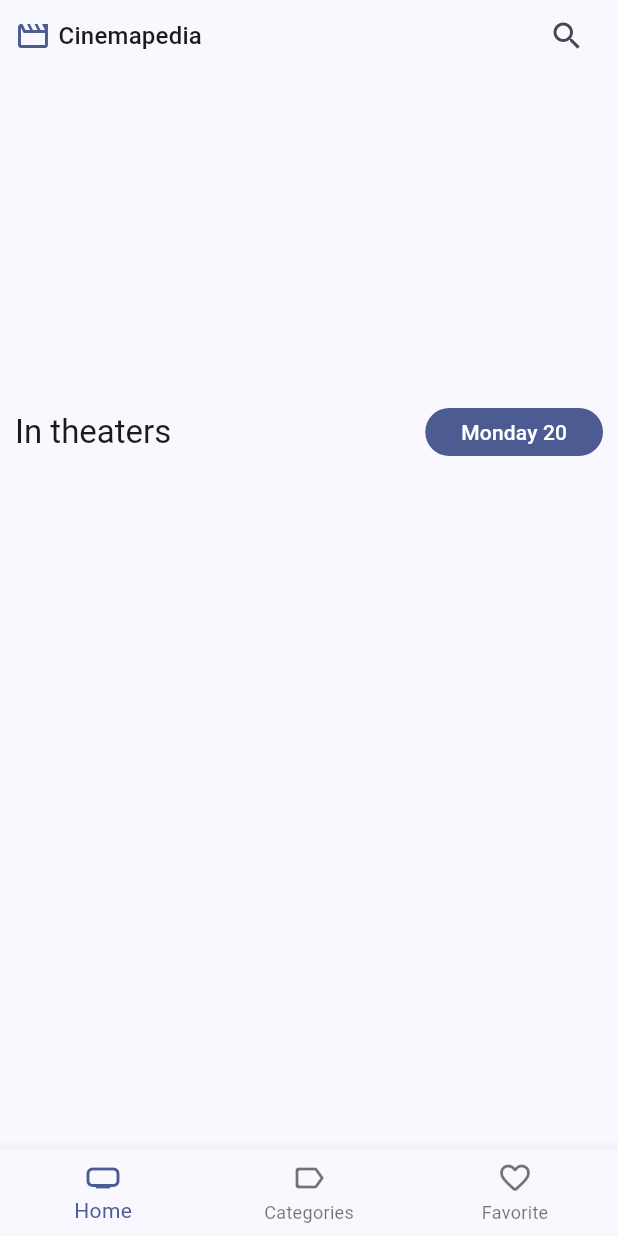
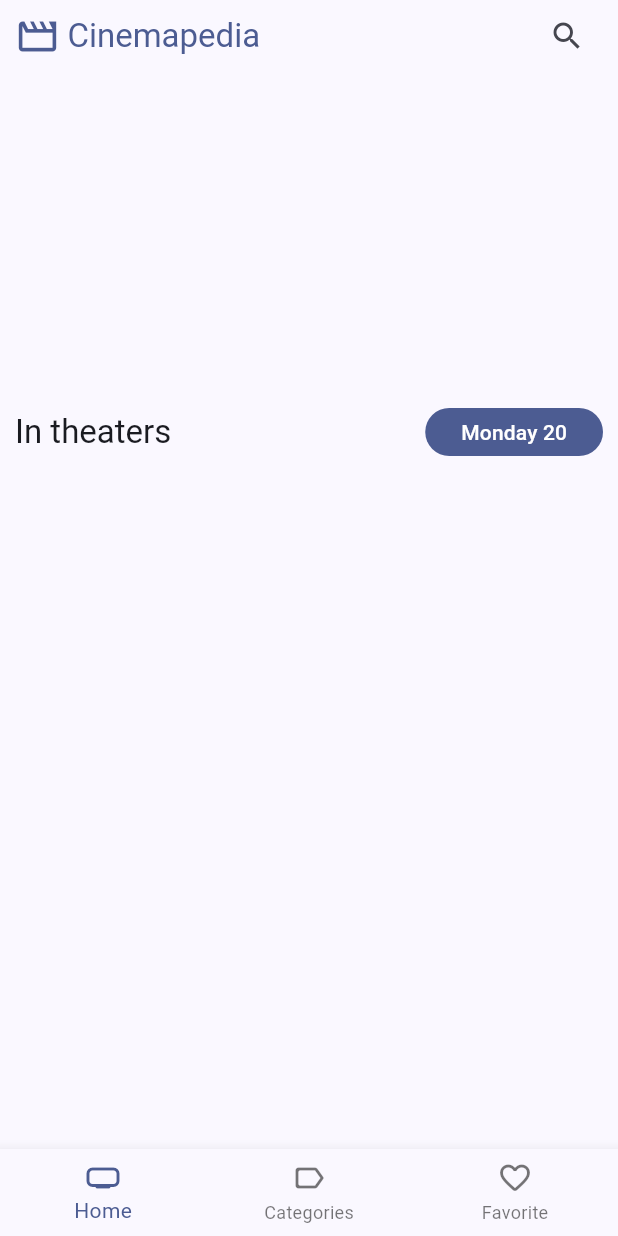
Before and after one commit to lauritaila/cinemapedia, a Flutter app: the screen it shows after launch, on a phone screen of 412 x 824 dp. Run offline on Flutter 3.47's test engine with Material 3 defaults, Android fonts, the light colour scheme and no system bars; drawn by our look-alikes of card_swiper; our stand-ins replace animate_do, dio, flutter_dotenv, flutter_riverpod, go_router; network calls fail.

Commit message:
FIX: size of icon appbar and color title appbar

```diff
--- a/lib/presentation/widgets/shared/custom_appbar.dart
+++ b/lib/presentation/widgets/shared/custom_appbar.dart
@@ -11,7 +11,7 @@ class CustomAppbar extends StatelessWidget {
     return SafeArea(
       bottom: false,
       child: Padding(
-        padding: const EdgeInsets.symmetric(horizontal: 10),
+        padding: const EdgeInsets.symmetric(horizontal: 10,vertical: BorderSide.strokeAlignCenter),
         child: SizedBox(
           width: double.infinity,
           child: Row(
@@ -19,11 +19,12 @@ class CustomAppbar extends StatelessWidget {
               Icon(
                 Icons.movie_outlined,
                 color: colors.primary,
+                size: 30,
               ),
               SizedBox(width: 5),
               Text(
                 'Cinemapedia',
-                style: textTheme.titleMedium,
+                style: textTheme.titleLarge?.copyWith(color: colors.primary),
               ),
               Spacer(),
               IconButton(
```
